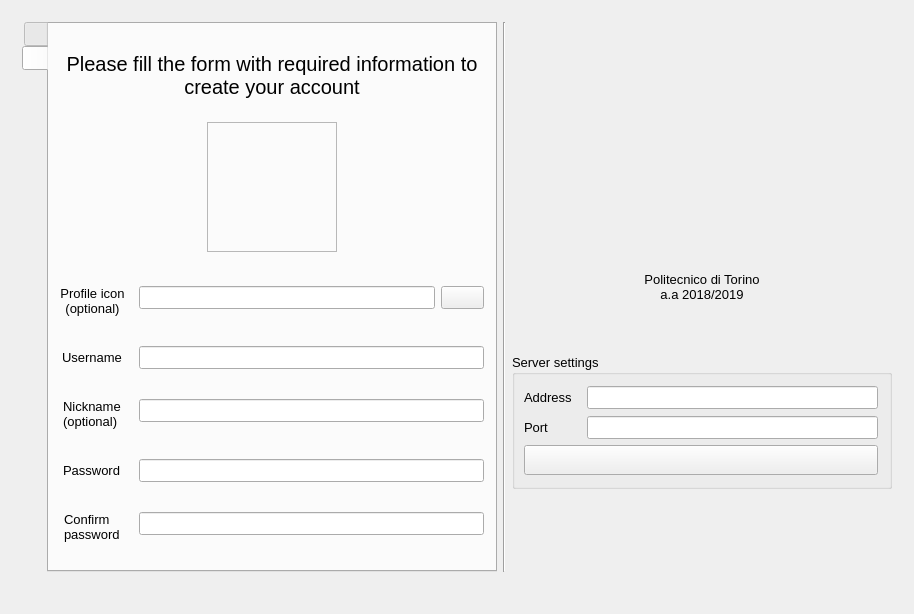
Qt form textedit/landingpage.ui (pgallo725/livetext-pds) before a commit.
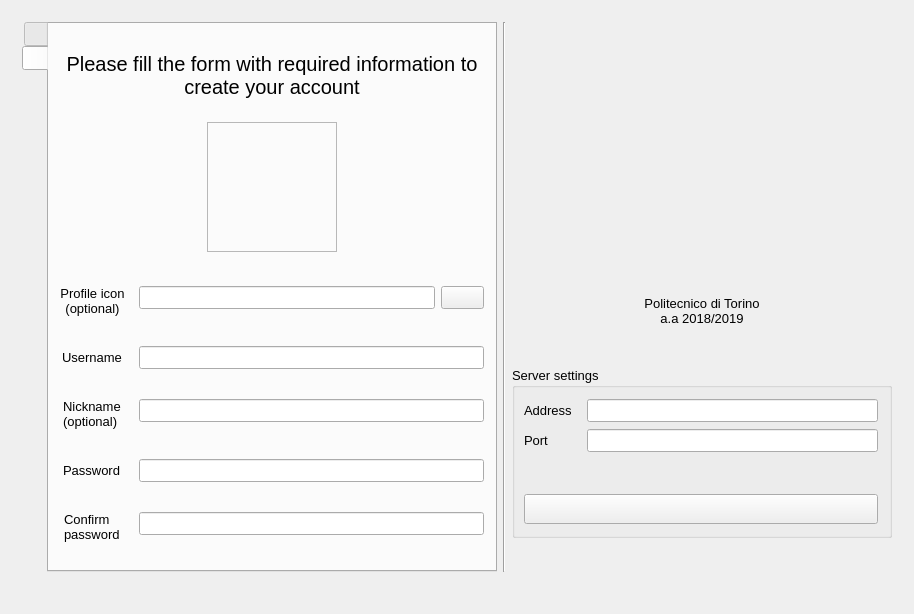
The same form after that commit. The open tabs and pages were chosen to show the change.

```diff
--- a/textedit/landingpage.ui
+++ b/textedit/landingpage.ui
@@ -54,7 +54,7 @@
        </font>
       </property>
       <property name="currentIndex">
-       <number>1</number>
+       <number>0</number>
       </property>
       <widget class="QWidget" name="page_2">
        <layout class="QHBoxLayout" name="horizontalLayout_2">
@@ -542,8 +542,8 @@
               </property>
               <property name="minimumSize">
                <size>
-                <width>150</width>
-                <height>150</height>
+                <width>200</width>
+                <height>200</height>
                </size>
               </property>
               <property name="maximumSize">
@@ -654,16 +654,6 @@
                  </property>
                 </widget>
                </item>
-               <item row="1" column="1">
-                <widget class="QLineEdit" name="lineEdit_serverPort">
-                 <property name="sizePolicy">
-                  <sizepolicy hsizetype="Preferred" vsizetype="Preferred">
-                   <horstretch>0</horstretch>
-                   <verstretch>0</verstretch>
-                  </sizepolicy>
-                 </property>
-                </widget>
-               </item>
                <item row="1" column="0">
                 <widget class="QLabel" name="label_20">
                  <property name="text">
@@ -671,23 +661,17 @@
                  </property>
                 </widget>
                </item>
-              </layout>
-             </item>
-             <item>
-              <widget class="QPushButton" name="pushButton_confirmOperation">
-               <property name="minimumSize">
-                <size>
-                 <width>0</width>
-                 <height>30</height>
-                </size>
-               </property>
-               <property name="text">
-                <string/>
-               </property>
+               <item row="1" column="1">
+                <widget class="QLineEdit" name="lineEdit_serverPort">
+                 <property name="sizePolicy">
+                  <sizepolicy hsizetype="Preferred" vsizetype="Preferred">
+                   <horstretch>0</horstretch>
+                   <verstretch>0</verstretch>
+                  </sizepolicy>
+                 </property>
               </widget>
              </item>
             </layout>
-           </widget>
           </item>
           <item>
            <widget class="QLabel" name="label_incorrect_operation">
@@ -740,6 +724,22 @@
             <property name="alignment">
              <set>Qt::AlignCenter</set>
             </property>
+              </widget>
+             </item>
+             <item>
+              <widget class="QPushButton" name="pushButton_confirmOperation">
+               <property name="minimumSize">
+                <size>
+                 <width>0</width>
+                 <height>30</height>
+                </size>
+               </property>
+               <property name="text">
+                <string/>
+               </property>
+              </widget>
+             </item>
+            </layout>
            </widget>
           </item>
           <item>
```
Lines whose indentation alone changed are shown as unchanged.
